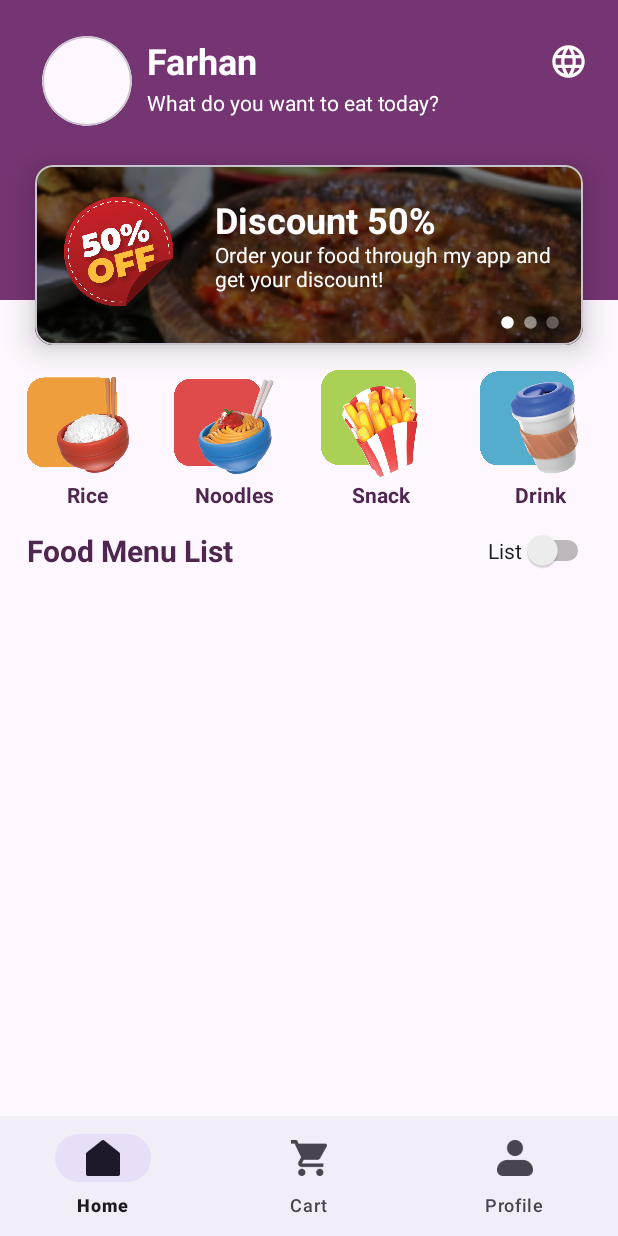
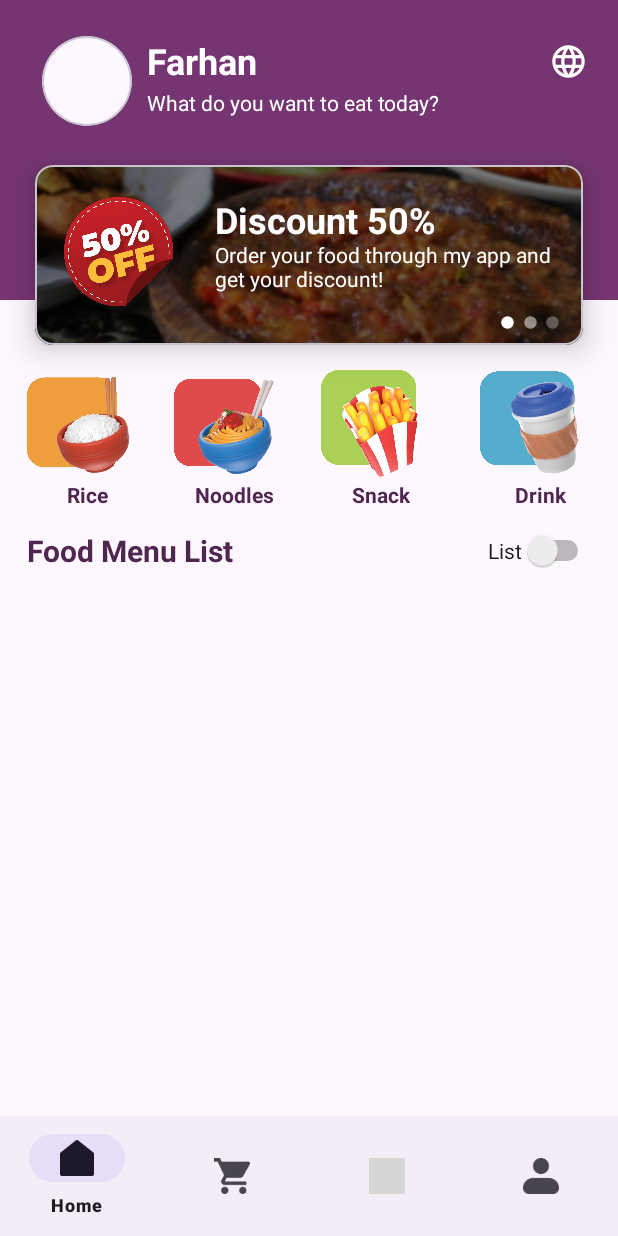
Before and after one commit to MuhammadFarhanAlAnzhari/Bitaste, an Android app: the fragment HomeFragment shown on its own in the app's theme, on a phone screen of 412 x 824 dp. Run offline under Robolectric (Android 15) with nearby library versions, the phone set to English and light mode, and no system bars; grey boxes are pictures that could not be loaded.

Commit message:
feat: Update Profile

```diff
--- a/app/src/main/res/layout/fragment_home.xml
+++ b/app/src/main/res/layout/fragment_home.xml
@@ -281,7 +281,7 @@
         android:layout_height="wrap_content"
         android:layout_marginTop="14dp"
         android:layout_marginEnd="16dp"
-        android:text="List"
+        android:text="@string/list"
         app:layout_constraintEnd_toEndOf="parent"
         app:layout_constraintTop_toBottomOf="@+id/tv_drink"
         tools:checked="false"
--- a/app/src/main/res/layout/item_list.xml
+++ b/app/src/main/res/layout/item_list.xml
@@ -46,7 +46,7 @@
             android:layout_height="wrap_content"
             android:layout_marginStart="10dp"
             android:layout_marginTop="10dp"
-            android:text="Nama Makanan"
+            android:text="@string/nama_makanan"
             android:textColor="@color/ungu_tua"
             android:textSize="14sp"
             android:textStyle="bold"
@@ -59,7 +59,7 @@
             android:layout_height="wrap_content"
             android:layout_marginTop="14dp"
             android:layout_marginEnd="18dp"
-            android:text="4.8"
+            android:text="@string/_4_8"
             android:textColor="@color/ungu_tua"
             android:textSize="12sp"
             app:layout_constraintEnd_toEndOf="parent"
@@ -71,7 +71,7 @@
             android:layout_height="wrap_content"
             android:layout_marginStart="10dp"
             android:layout_marginBottom="5dp"
-            android:text="Rp 50.000"
+            android:text="@string/rp_50_000"
             android:textColor="@color/orange_tua"
             android:textSize="12sp"
             app:layout_constraintBottom_toBottomOf="parent"
--- a/app/src/main/res/menu/bottom_nav.xml
+++ b/app/src/main/res/menu/bottom_nav.xml
@@ -5,19 +5,25 @@
 
         android:layout_width="wrap_content"
         android:layout_height="wrap_content"
-        android:title="Home"
+        android:title="@string/home"
         android:id="@+id/bottom_ic_home"
         android:icon="@drawable/ic_home"/>
     <item
         android:layout_width="wrap_content"
         android:layout_height="wrap_content"
-        android:title="Cart"
+        android:title="@string/cart"
         android:id="@+id/bottom_ic_cart"
         android:icon="@drawable/ic_cart_buttom"/>
     <item
         android:layout_width="wrap_content"
         android:layout_height="wrap_content"
-        android:title="Profile"
+        android:title="@string/history"
+        android:id="@+id/bottom_ic_history"
+        android:icon="@drawable/ic_history"/>
+    <item
+        android:layout_width="wrap_content"
+        android:layout_height="wrap_content"
+        android:title="@string/account"
         android:id="@+id/bottom_ic_profile"
         android:icon="@drawable/ic_profile_buttom"/>
 </menu>
--- a/app/src/main/res/values/strings.xml
+++ b/app/src/main/res/values/strings.xml
@@ -11,4 +11,22 @@
     <string name="snack">Snack</string>
     <string name="drink">Drink</string>
     <string name="food_menu_list">Food Menu List</string>
+    <string name="_4_8">4.8</string>
+    <string name="rp_50_000">Rp 50.000</string>
+    <string name="nama_makanan">Nama Makanan</string>
+    <string name="home">Home</string>
+    <string name="cart">Cart</string>
+    <string name="history">History</string>
+    <string name="account">Account</string>
+    <string name="list">List</string>
+    <string name="save">Save</string>
+    <string name="phone_number">Phone Number</string>
+    <string name="phone_number_top">Phone Number</string>
+    <string name="email">Email</string>
+    <string name="email_top">Email</string>
+    <string name="password">Password</string>
+    <string name="password_top">Password</string>
+    <string name="username">Username</string>
+    <string name="username_top">Username</string>
+    <string name="profile">Profile</string>
 </resources>
```
Also changed, not shown: app/src/main/AndroidManifest.xml (+6 -3 lines).
